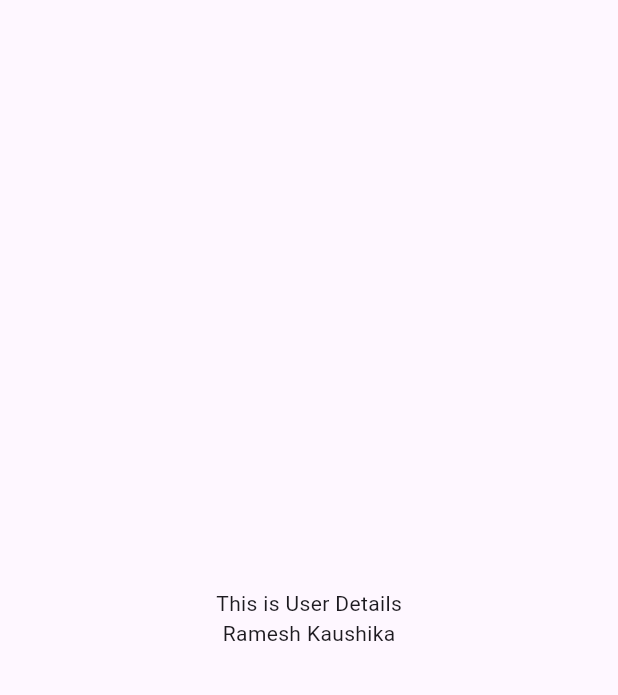
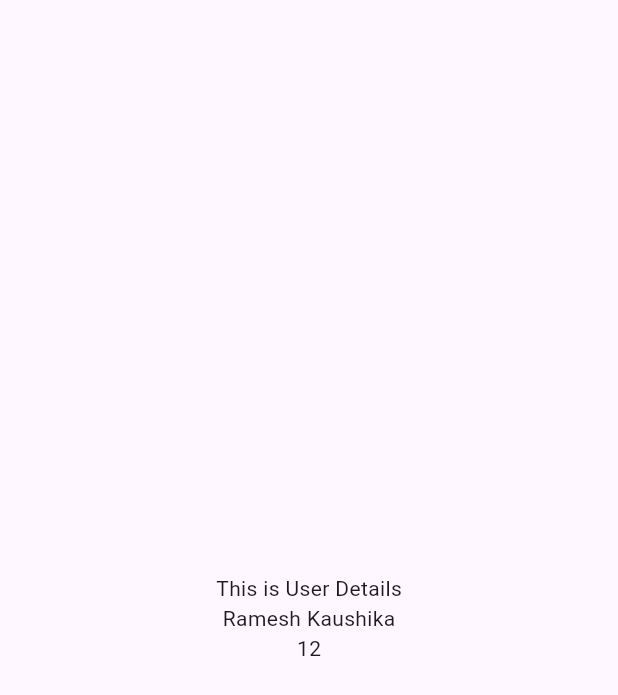
Before and after one commit to Ramesh-Kaushika/Fitness_Planner_App05, a Flutter app: the screen it shows after launch, after a tap on "go to nested User Details", on a phone screen of 412 x 824 dp. Shown: the top 695 px of the screen. Run offline on Flutter 3.47's test engine with Material 3 defaults, Android fonts, the phone set to English and light mode, and no system bars; our stand-ins replace go_router.

Commit message:
extra paramaeter and int and string passed

```diff
--- a/lib/pages/main_page.dart
+++ b/lib/pages/main_page.dart
@@ -18,18 +18,22 @@ class MainPage extends StatelessWidget {
               ),
             ),
           ),
-          ElevatedButton(onPressed: () {
+          ElevatedButton(
+            onPressed: () {
               GoRouter.of(context).go("/profile");
             },
             child: const Text("go to Profile"),
           ),
-            ElevatedButton(onPressed: () {
+          ElevatedButton(
+            onPressed: () {
               GoRouter.of(context).go("/profile/user");
             },
             child: const Text("go to nested User"),
           ),
-              ElevatedButton(onPressed: () {
-            GoRouter.of(context).go("/userdetails", extra: "Ramesh Kaushika");
+          ElevatedButton(
+            onPressed: () {
+              GoRouter.of(context).go("/userdetails",
+                  extra: {"name": "Ramesh Kaushika", "ageUser": 12,});
             },
             child: const Text("go to nested User Details"),
           ),
--- a/lib/pages/user_det.dart
+++ b/lib/pages/user_det.dart
@@ -2,7 +2,8 @@ import 'package:flutter/material.dart';
 
 class UserDetails extends StatelessWidget {
   final String userName;
-  const UserDetails({super.key, required this.userName});
+  final int age;
+  const UserDetails({super.key, required this.userName, required this.age});
 
   @override
   Widget build(BuildContext context) {
@@ -13,6 +14,7 @@ class UserDetails extends StatelessWidget {
           children: [
             const Text("This is User Details"),
             Text(userName),
+             Text(age.toString()),
           ],
         ),
       ),
--- a/lib/router/router.dart
+++ b/lib/router/router.dart
@@ -47,9 +47,13 @@ class RouterClass {
       GoRoute(
         path: "/userdetails",
         builder: (context, state) {
-          final String name = state.extra as String;
+          final name = (state.extra as Map<String, dynamic>)["name"] as String;
+
+          final ageUser = (state.extra as Map<String, dynamic>)["ageUser"] as int;
+
           return UserDetails(
             userName: name,
+            age: ageUser,
           );
         },
       )
```
Lines whose indentation alone changed are shown as unchanged.
